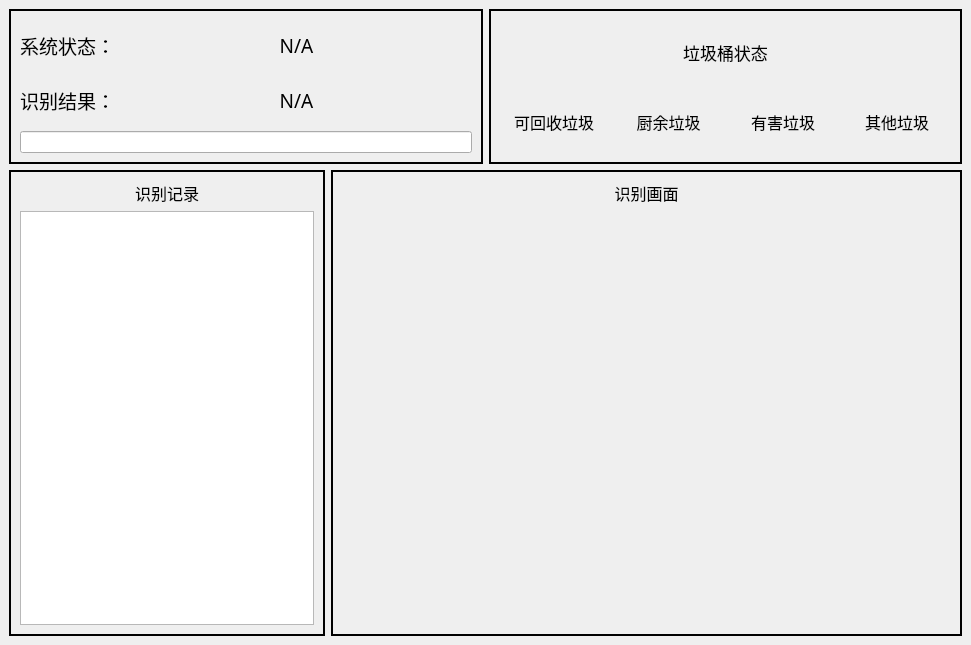
ElluIFX/rubbish-prj, file rubbish_gui/rubbish_main.ui: the form before one commit.
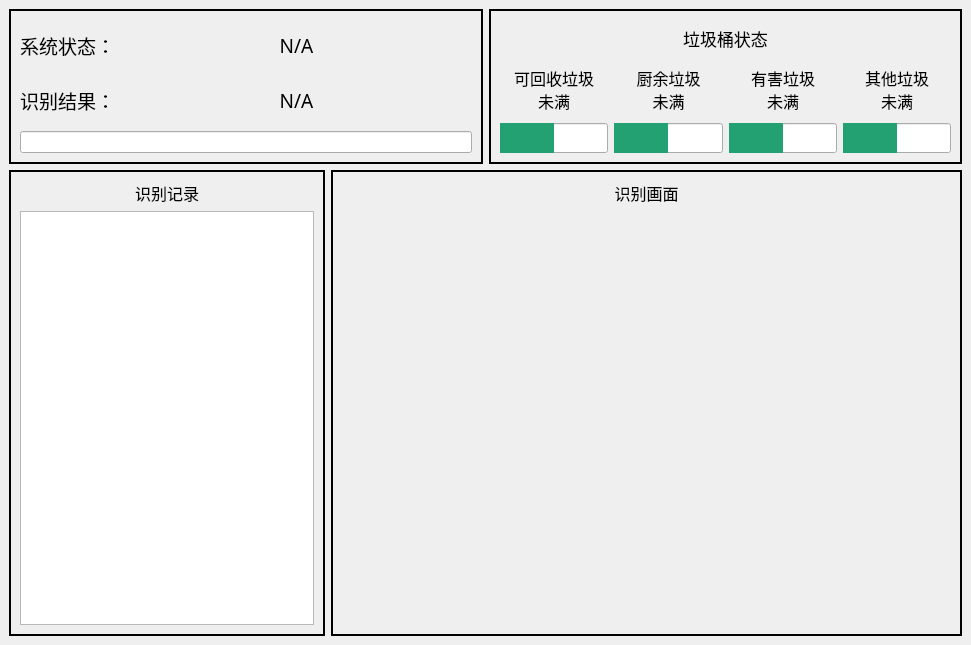
The form after the commit.

Patch:
```diff
--- a/rubbish_gui/rubbish_main.ui
+++ b/rubbish_gui/rubbish_main.ui
@@ -143,6 +143,12 @@
         <layout class="QVBoxLayout" name="verticalLayout_10">
          <item>
           <widget class="QLabel" name="label_5">
+           <property name="minimumSize">
+            <size>
+             <width>0</width>
+             <height>36</height>
+            </size>
+           </property>
            <property name="font">
             <font>
              <family>更纱黑体 UI SC</family>
@@ -160,7 +166,7 @@
          <item>
           <layout class="QHBoxLayout" name="horizontalLayout_5">
            <item>
-            <layout class="QVBoxLayout" name="verticalLayout_6" stretch="0">
+            <layout class="QVBoxLayout" name="verticalLayout_6" stretch="0,0">
              <item>
               <widget class="QLabel" name="labelBin1">
                <property name="font">
@@ -170,17 +176,43 @@
                 </font>
                </property>
                <property name="text">
-                <string>可回收垃圾</string>
+                <string>可回收垃圾
+未满</string>
                </property>
                <property name="alignment">
                 <set>Qt::AlignCenter</set>
                </property>
               </widget>
              </item>
+             <item>
+              <widget class="QProgressBar" name="progressBin1">
+               <property name="sizePolicy">
+                <sizepolicy hsizetype="Expanding" vsizetype="Expanding">
+                 <horstretch>0</horstretch>
+                 <verstretch>0</verstretch>
+                </sizepolicy>
+               </property>
+               <property name="maximumSize">
+                <size>
+                 <width>16777215</width>
+                 <height>30</height>
+                </size>
+               </property>
+               <property name="styleSheet">
+                <string notr="true">QProgressBar::chunk {   background-color:#23A173;}</string>
+               </property>
+               <property name="value">
+                <number>50</number>
+               </property>
+               <property name="format">
+                <string/>
+               </property>
+              </widget>
+             </item>
             </layout>
            </item>
            <item>
-            <layout class="QVBoxLayout" name="verticalLayout_7" stretch="0">
+            <layout class="QVBoxLayout" name="verticalLayout_7" stretch="0,0">
              <item>
               <widget class="QLabel" name="labelBin2">
                <property name="font">
@@ -190,17 +222,43 @@
                 </font>
                </property>
                <property name="text">
-                <string>厨余垃圾</string>
+                <string>厨余垃圾
+未满</string>
                </property>
                <property name="alignment">
                 <set>Qt::AlignCenter</set>
                </property>
               </widget>
              </item>
+             <item>
+              <widget class="QProgressBar" name="progressBin2">
+               <property name="sizePolicy">
+                <sizepolicy hsizetype="Expanding" vsizetype="Expanding">
+                 <horstretch>0</horstretch>
+                 <verstretch>0</verstretch>
+                </sizepolicy>
+               </property>
+               <property name="maximumSize">
+                <size>
+                 <width>16777215</width>
+                 <height>30</height>
+                </size>
+               </property>
+               <property name="styleSheet">
+                <string notr="true">QProgressBar::chunk {   background-color:#23A173;}</string>
+               </property>
+               <property name="value">
+                <number>50</number>
+               </property>
+               <property name="format">
+                <string/>
+               </property>
+              </widget>
+             </item>
             </layout>
            </item>
            <item>
-            <layout class="QVBoxLayout" name="verticalLayout_8" stretch="0">
+            <layout class="QVBoxLayout" name="verticalLayout_8" stretch="0,0">
              <item>
               <widget class="QLabel" name="labelBin3">
                <property name="font">
@@ -210,17 +268,43 @@
                 </font>
                </property>
                <property name="text">
-                <string>有害垃圾</string>
+                <string>有害垃圾
+未满</string>
                </property>
                <property name="alignment">
                 <set>Qt::AlignCenter</set>
                </property>
               </widget>
              </item>
+             <item>
+              <widget class="QProgressBar" name="progressBin3">
+               <property name="sizePolicy">
+                <sizepolicy hsizetype="Expanding" vsizetype="Expanding">
+                 <horstretch>0</horstretch>
+                 <verstretch>0</verstretch>
+                </sizepolicy>
+               </property>
+               <property name="maximumSize">
+                <size>
+                 <width>16777215</width>
+                 <height>30</height>
+                </size>
+               </property>
+               <property name="styleSheet">
+                <string notr="true">QProgressBar::chunk {   background-color:#23A173;}</string>
+               </property>
+               <property name="value">
+                <number>50</number>
+               </property>
+               <property name="format">
+                <string/>
+               </property>
+              </widget>
+             </item>
             </layout>
            </item>
            <item>
-            <layout class="QVBoxLayout" name="verticalLayout_9" stretch="0">
+            <layout class="QVBoxLayout" name="verticalLayout_9" stretch="0,0">
              <item>
               <widget class="QLabel" name="labelBin4">
                <property name="font">
@@ -230,13 +314,42 @@
                 </font>
                </property>
                <property name="text">
-                <string>其他垃圾</string>
+                <string>其他垃圾
+未满</string>
                </property>
                <property name="alignment">
                 <set>Qt::AlignCenter</set>
                </property>
               </widget>
              </item>
+             <item>
+              <widget class="QProgressBar" name="progressBin4">
+               <property name="sizePolicy">
+                <sizepolicy hsizetype="Expanding" vsizetype="Expanding">
+                 <horstretch>0</horstretch>
+                 <verstretch>0</verstretch>
+                </sizepolicy>
+               </property>
+               <property name="maximumSize">
+                <size>
+                 <width>16777215</width>
+                 <height>30</height>
+                </size>
+               </property>
+               <property name="styleSheet">
+                <string notr="true">QProgressBar::chunk {   background-color:#23A173;}</string>
+               </property>
+               <property name="value">
+                <number>50</number>
+               </property>
+               <property name="alignment">
+                <set>Qt::AlignLeading|Qt::AlignLeft|Qt::AlignVCenter</set>
+               </property>
+               <property name="format">
+                <string/>
+               </property>
+              </widget>
+             </item>
             </layout>
            </item>
           </layout>
```
